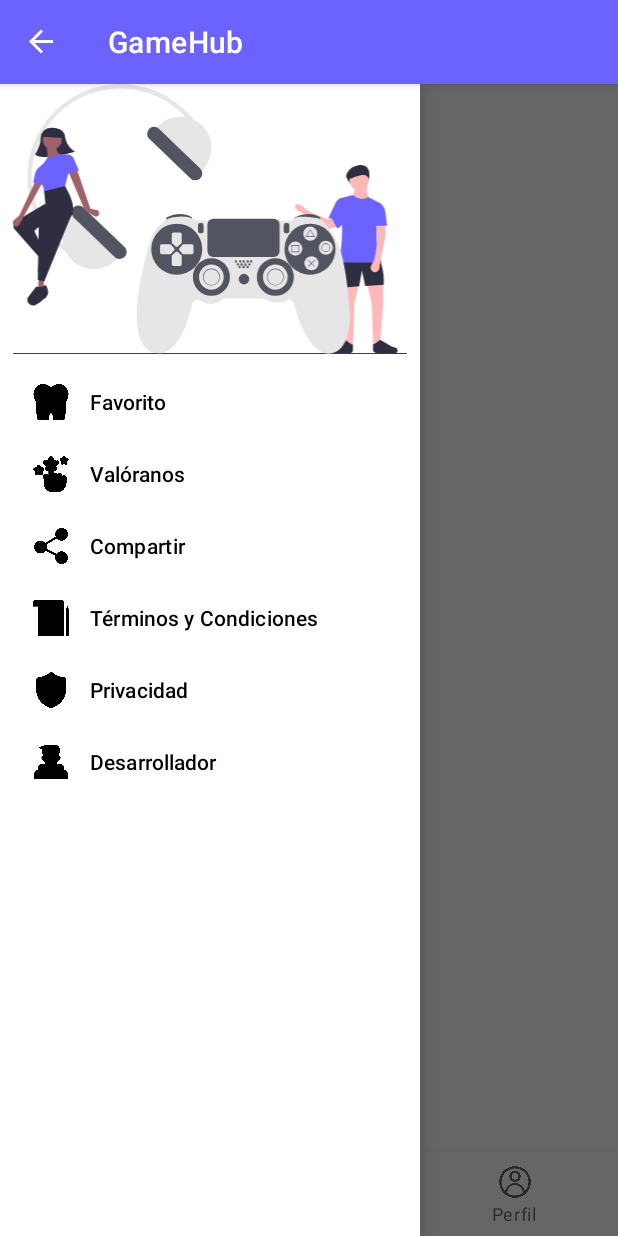
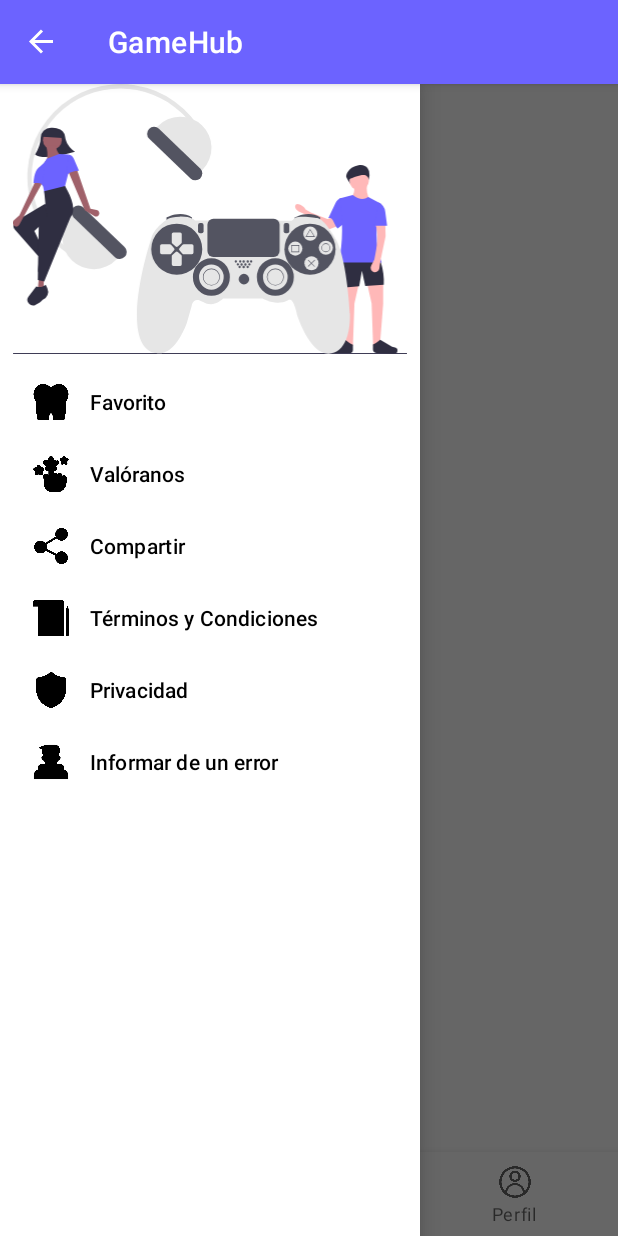
Before and after one commit to Kumiihoo/GameHub, an Android app: the screen it shows after launch once a user with an empty profile is signed in (MainActivity), with the side drawer open, on a phone screen of 412 x 824 dp. Run offline under Robolectric (Android 15) with nearby library versions, the phone set to English and light mode, and no system bars; our stand-ins replace Firebase (no records; nobody signed in at launch, a user with empty details on screens opened directly), navigation-ui; libraries missing offline, so code that uses them is left out: com.yuyakaido.android.

Commit message:
queda poco

```diff
--- a/app/src/main/java/com/mariomedina/gamehub/MainActivity.kt
+++ b/app/src/main/java/com/mariomedina/gamehub/MainActivity.kt
@@ -41,7 +41,6 @@ class MainActivity : AppCompatActivity() , NavigationView.OnNavigationItemSelect
                 Toast.makeText(this, "Valóranos", Toast.LENGTH_SHORT).show()
             }
             R.id.developer -> {
-                Toast.makeText(this, "Desarrollador", Toast.LENGTH_SHORT).show()
                 startActivity(Intent(this, FormActivity::class.java))
             }
             R.id.favourite -> {
--- a/app/src/main/res/menu/nav_drawer.xml
+++ b/app/src/main/res/menu/nav_drawer.xml
@@ -22,7 +22,7 @@
         android:icon="@drawable/shield"/>
 
     <item android:id="@+id/developer"
-        android:title="Desarrollador"
+        android:title="Informar de un error"
         android:icon="@drawable/coding"/>
 
 
```
